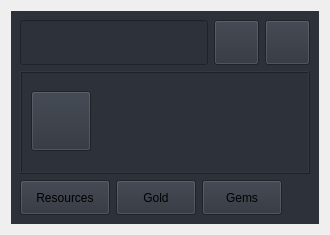
First picture: the form in gui/ui_files/black_market_profile.ui, repository evsahal/TaskEX, before the edit.
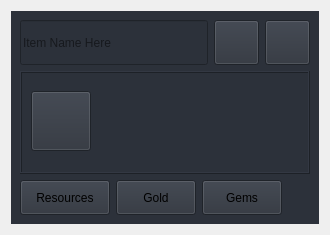
Second picture: the form after the edit. Icons and pictures are not drawn.

Diff of the .ui file:
```diff
--- a/gui/ui_files/black_market_profile.ui
+++ b/gui/ui_files/black_market_profile.ui
@@ -70,6 +70,9 @@
              <height>45</height>
             </size>
            </property>
+           <property name="placeholderText">
+            <string>Item Name Here</string>
+           </property>
           </widget>
          </item>
          <item>
@@ -186,7 +189,7 @@
                </property>
                <layout class="QHBoxLayout" name="horizontalLayout_5">
                 <property name="bottomMargin">
-                 <number>11</number>
+                 <number>12</number>
                 </property>
                 <item>
                  <widget class="QPushButton" name="add_template_btn">
```
